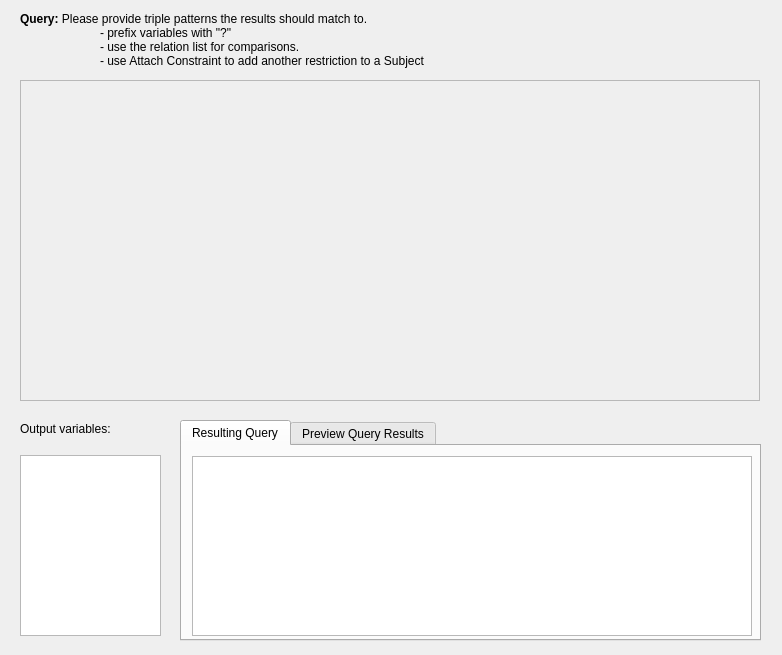
The window that vqbform.ui (sarslanhan/vqb) describes before a commit, drawn with Qt 5.
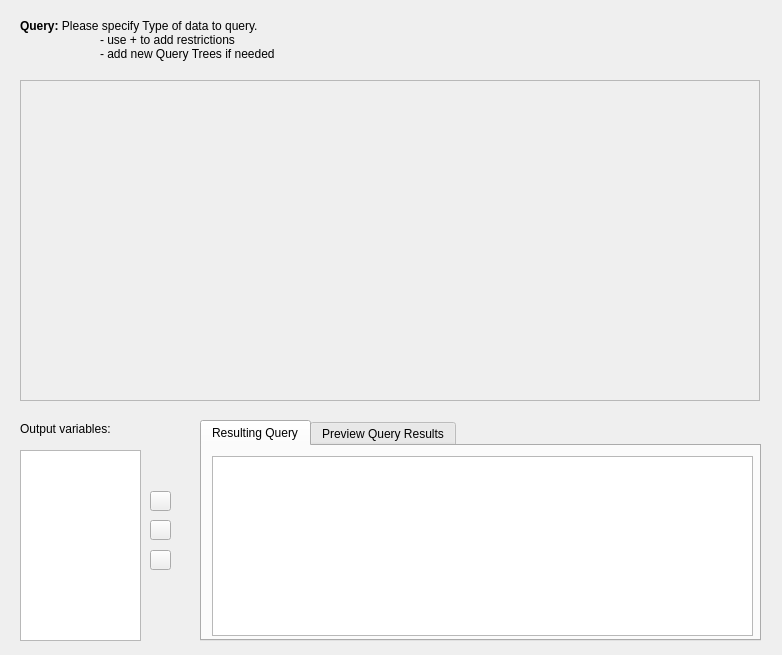
The same window after the commit. Custom widgets are drawn as their Qt base class.

Commit message: Created proper output list(a QListWidget) and buttons for manipulating it

```diff
--- a/vqbform.ui
+++ b/vqbform.ui
@@ -10,6 +10,11 @@
     <height>655</height>
    </rect>
   </property>
+  <property name="font">
+   <font>
+    <pointsize>9</pointsize>
+   </font>
+  </property>
   <property name="windowTitle">
    <string>VqbForm</string>
   </property>
@@ -26,21 +31,10 @@
     <string>&lt;!DOCTYPE HTML PUBLIC &quot;-//W3C//DTD HTML 4.0//EN&quot; &quot;http://www.w3.org/TR/REC-html40/strict.dtd&quot;&gt;
 &lt;html&gt;&lt;head&gt;&lt;meta name=&quot;qrichtext&quot; content=&quot;1&quot; /&gt;&lt;style type=&quot;text/css&quot;&gt;
 p, li { white-space: pre-wrap; }
-&lt;/style&gt;&lt;/head&gt;&lt;body style=&quot; font-family:'DejaVu Sans'; font-size:9pt; font-weight:400; font-style:normal;&quot;&gt;
-&lt;p style=&quot; margin-top:0px; margin-bottom:0px; margin-left:0px; margin-right:0px; -qt-block-indent:0; text-indent:0px;&quot;&gt;&lt;span style=&quot; font-weight:600;&quot;&gt;Query:&lt;/span&gt; Please provide triple patterns the results should match to. &lt;/p&gt;
-&lt;p style=&quot; margin-top:0px; margin-bottom:0px; margin-left:0px; margin-right:0px; -qt-block-indent:0; text-indent:0px;&quot;&gt;	- prefix variables with &quot;?&quot;&lt;/p&gt;
-&lt;p style=&quot; margin-top:0px; margin-bottom:0px; margin-left:0px; margin-right:0px; -qt-block-indent:0; text-indent:0px;&quot;&gt;	- use the relation list for comparisons.&lt;/p&gt;
-&lt;p style=&quot; margin-top:0px; margin-bottom:0px; margin-left:0px; margin-right:0px; -qt-block-indent:0; text-indent:0px;&quot;&gt;	- use Attach Constraint to add another restriction to a Subject&lt;/p&gt;&lt;/body&gt;&lt;/html&gt;</string>
-   </property>
-  </widget>
-  <widget class="QPlainTextEdit" name="outputList">
-   <property name="geometry">
-    <rect>
-     <x>20</x>
-     <y>455</y>
-     <width>141</width>
-     <height>181</height>
-    </rect>
+&lt;/style&gt;&lt;/head&gt;&lt;body style=&quot; font-family:'Sans Serif'; font-size:10pt; font-weight:400; font-style:normal;&quot;&gt;
+&lt;p style=&quot; margin-top:0px; margin-bottom:0px; margin-left:0px; margin-right:0px; -qt-block-indent:0; text-indent:0px;&quot;&gt;&lt;span style=&quot; font-family:'DejaVu Sans'; font-size:9pt; font-weight:600;&quot;&gt;Query:&lt;/span&gt;&lt;span style=&quot; font-family:'DejaVu Sans'; font-size:9pt;&quot;&gt; Please specify Type of data to query. &lt;/span&gt;&lt;/p&gt;
+&lt;p style=&quot; margin-top:0px; margin-bottom:0px; margin-left:0px; margin-right:0px; -qt-block-indent:0; text-indent:0px;&quot;&gt;&lt;span style=&quot; font-family:'DejaVu Sans'; font-size:9pt;&quot;&gt;	- use + to add restrictions&lt;/span&gt;&lt;/p&gt;
+&lt;p style=&quot; margin-top:0px; margin-bottom:0px; margin-left:0px; margin-right:0px; -qt-block-indent:0; text-indent:0px;&quot;&gt;&lt;span style=&quot; font-family:'DejaVu Sans'; font-size:9pt;&quot;&gt;	- add new Query Trees if needed&lt;/span&gt;&lt;/p&gt;&lt;/body&gt;&lt;/html&gt;</string>
    </property>
   </widget>
   <widget class="QLabel" name="label_3">
@@ -59,9 +53,9 @@
   <widget class="QTabWidget" name="tabWidget">
    <property name="geometry">
     <rect>
-     <x>180</x>
+     <x>200</x>
      <y>420</y>
-     <width>581</width>
+     <width>561</width>
      <height>221</height>
     </rect>
    </property>
@@ -77,10 +71,15 @@
       <rect>
        <x>10</x>
        <y>10</y>
-       <width>560</width>
+       <width>541</width>
        <height>180</height>
       </rect>
      </property>
+     <property name="font">
+      <font>
+       <pointsize>9</pointsize>
+      </font>
+     </property>
     </widget>
    </widget>
    <widget class="QWidget" name="tabResults">
@@ -122,8 +121,69 @@
     </property>
    </widget>
   </widget>
+  <widget class="QListWidget" name="outputList">
+   <property name="geometry">
+    <rect>
+     <x>20</x>
+     <y>450</y>
+     <width>121</width>
+     <height>191</height>
+    </rect>
+   </property>
+   <property name="font">
+    <font>
+     <pointsize>9</pointsize>
+    </font>
+   </property>
+  </widget>
+  <widget class="KPushButton" name="buttonUp">
+   <property name="geometry">
+    <rect>
+     <x>150</x>
+     <y>491</y>
+     <width>21</width>
+     <height>20</height>
+    </rect>
+   </property>
+   <property name="toolTip">
+    <string>Move Up</string>
+   </property>
+  </widget>
+  <widget class="KPushButton" name="buttonDown">
+   <property name="geometry">
+    <rect>
+     <x>150</x>
+     <y>520</y>
+     <width>21</width>
+     <height>20</height>
+    </rect>
+   </property>
+   <property name="toolTip">
+    <string>Move Down</string>
+   </property>
+  </widget>
+  <widget class="KPushButton" name="buttonRemove">
+   <property name="geometry">
+    <rect>
+     <x>150</x>
+     <y>550</y>
+     <width>21</width>
+     <height>20</height>
+    </rect>
+   </property>
+   <property name="toolTip">
+    <string>Remove</string>
+   </property>
+  </widget>
  </widget>
  <layoutdefault spacing="6" margin="11"/>
+ <customwidgets>
+  <customwidget>
+   <class>KPushButton</class>
+   <extends>QPushButton</extends>
+   <header>kpushbutton.h</header>
+  </customwidget>
+ </customwidgets>
  <tabstops>
   <tabstop>queryViewer</tabstop>
  </tabstops>
```
Left out of the diff: 2 changed lines with no effect on the pictures. The commit also changes 9 other files.
